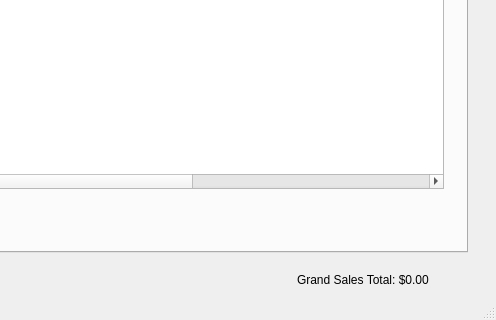
Before: the Qt Designer form dashboard.ui in danielmulvad/CS1C-Project-2, drawn with Qt 5; both pictures show x 323 to 819 and y 307 to 627 of the 819 by 627 pixel window.
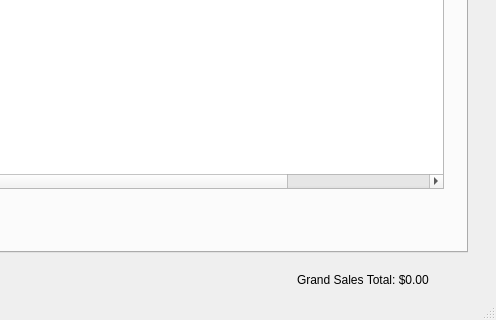
After: the same form once the commit is applied. The open tabs and pages were chosen to show the change.

Diff of the .ui file:
```diff
--- a/dashboard.ui
+++ b/dashboard.ui
@@ -349,11 +349,6 @@
                   <string>Quantity Purchased</string>
                  </property>
                 </column>
-                <column>
-                 <property name="text">
-                  <string>Type</string>
-                 </property>
-                </column>
                </widget>
               </item>
              </layout>
```
Left out of the diff: 2 changed lines with no effect on the pictures.
